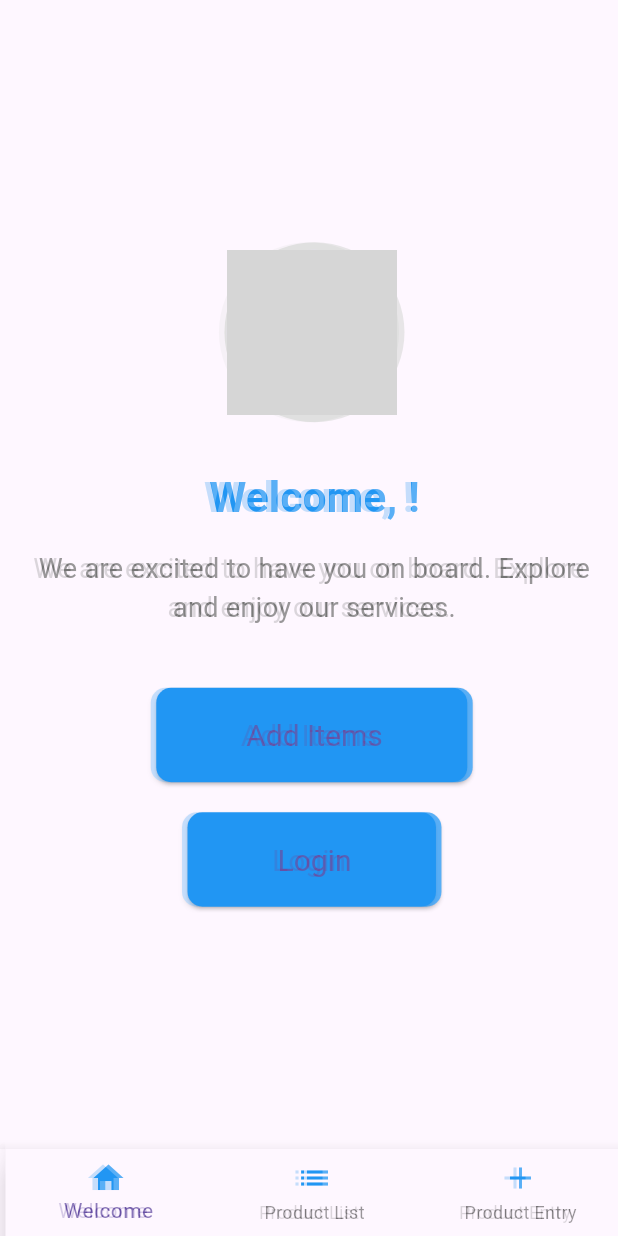
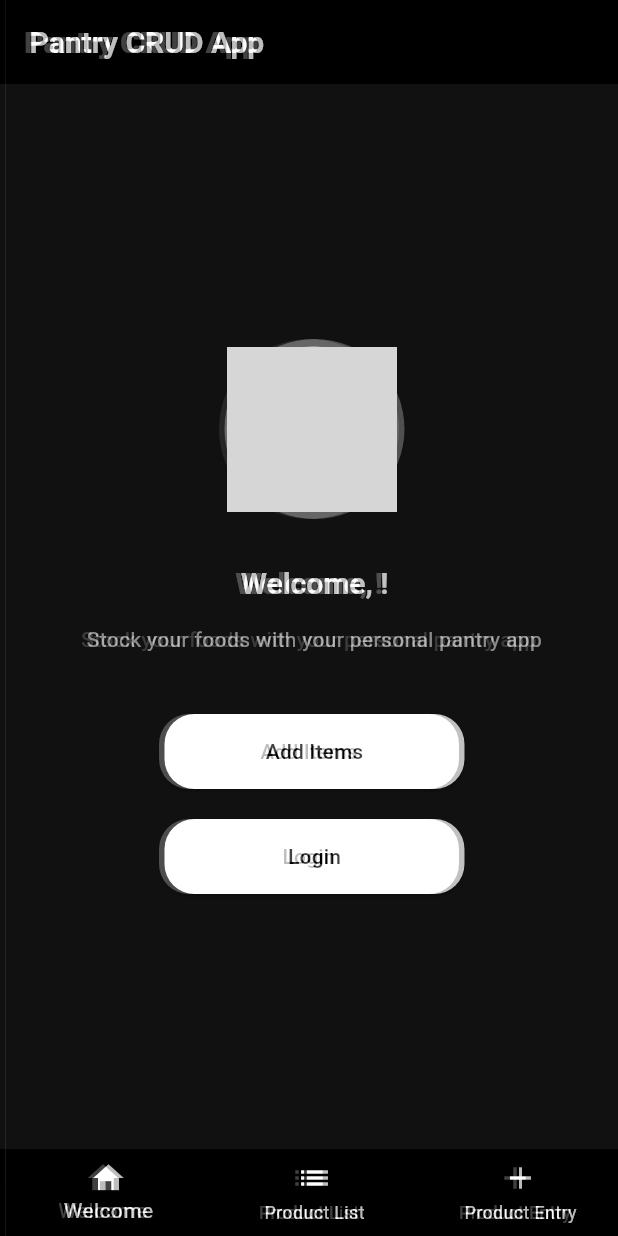
Before and after one commit to HikaruSSG/flutter-app, a Flutter app: the screen it shows after launch, on a phone screen of 412 x 824 dp. Run offline on Flutter 3.47's test engine with Material 3 defaults, Android fonts, the phone set to English and light mode, and no system bars; our stand-ins replace shared_preferences; grey boxes are pictures that could not be loaded.

Commit message:
style aplied

```diff
--- a/lib/main.dart
+++ b/lib/main.dart
@@ -11,9 +11,67 @@ class MyApp extends StatelessWidget {
     return MaterialApp(
       title: 'Flutter App',
       theme: ThemeData(
-        primarySwatch: Colors.blue,
+        primarySwatch: createMaterialColor(Colors.black),
+        scaffoldBackgroundColor:
+            Color(0xFF111111), // Even darker shade for background
+        // Define text theme for monochrome look
+        textTheme: TextTheme(
+          bodyLarge: TextStyle(color: Colors.white),
+          bodyMedium: TextStyle(color: Colors.white70),
+          titleLarge: TextStyle(
+              color: Colors.white, fontSize: 20, fontWeight: FontWeight.bold),
+        ),
+        // Input decoration theme for rounded borders
+        inputDecorationTheme: InputDecorationTheme(
+          border: OutlineInputBorder(
+            borderRadius: BorderRadius.circular(20),
+            borderSide: BorderSide(
+                color: Color(0xFF444444)), // Slightly lighter shade for border
+          ),
+          focusedBorder: OutlineInputBorder(
+            borderRadius: BorderRadius.circular(20),
+            borderSide: BorderSide(
+                color:
+                    Color(0xFF666666)), // Even lighter shade for focused border
+          ),
+          labelStyle: TextStyle(color: Colors.white70),
+          hintStyle: TextStyle(color: Colors.white54),
+        ),
+        // Button theme for centered, same-sized buttons
+        elevatedButtonTheme: ElevatedButtonThemeData(
+          style: ElevatedButton.styleFrom(
+            backgroundColor: Colors.white, // Changed to white
+            foregroundColor: Colors.black, // Changed to black
+            shape: RoundedRectangleBorder(
+              borderRadius: BorderRadius.circular(20),
+            ),
+            minimumSize: Size(200, 50), // Same size for all buttons
+            alignment: Alignment.center, // Center the button
+          ),
+        ),
       ),
       home: BottomNavigationMenu(),
     );
   }
+
+  // Helper function to create a MaterialColor from a single color
+  MaterialColor createMaterialColor(Color color) {
+    List strengths = <double>[.05];
+    Map<int, Color> swatch = {};
+    final int r = color.red, g = color.green, b = color.blue;
+
+    for (int i = 1; i < 10; i++) {
+      strengths.add(0.1 * i);
+    }
+    strengths.forEach((strength) {
+      final double ds = 0.5 - strength;
+      swatch[(strength * 1000).round()] = Color.fromRGBO(
+        r + ((ds < 0 ? r : (255 - r)) * ds).round(),
+        g + ((ds < 0 ? g : (255 - g)) * ds).round(),
+        b + ((ds < 0 ? b : (255 - b)) * ds).round(),
+        1,
+      );
+    });
+    return MaterialColor(color.value, swatch);
+  }
 }
--- a/lib/screens/login_screen.dart
+++ b/lib/screens/login_screen.dart
@@ -99,11 +99,6 @@ class _LoginScreenState extends State<LoginScreen> {
                 const SizedBox(height: 20),
                 ElevatedButton(
                   onPressed: _login,
-                  style: ElevatedButton.styleFrom(
-                    backgroundColor: Colors.blue,
-                    padding: const EdgeInsets.symmetric(
-                        horizontal: 50, vertical: 15),
-                  ),
                   child: const Text('Login'),
                 ),
                 TextButton(
--- a/lib/screens/welcome_screen.dart
+++ b/lib/screens/welcome_screen.dart
@@ -38,14 +38,12 @@ class _WelcomeScreenState extends State<WelcomeScreen> {
 
   @override
   Widget build(BuildContext context) {
-    return WillPopScope(
-      onWillPop: () async {
-        Navigator.of(context).pushReplacement(
-          MaterialPageRoute(builder: (context) => BottomNavigationMenu()),
-        );
-        return false;
-      },
-      child: Scaffold(
+    return Scaffold(
+      appBar: AppBar(
+        backgroundColor: Colors.black, // Set AppBar background to black
+        title: Text('Pantry CRUD App',
+            style: Theme.of(context).textTheme.titleLarge),
+      ),
       body: Padding(
         padding: const EdgeInsets.all(20.0),
         child: Center(
@@ -54,7 +52,7 @@ class _WelcomeScreenState extends State<WelcomeScreen> {
             children: [
               CircleAvatar(
                 radius: 60,
-                  backgroundColor: Colors.grey[300],
+                backgroundColor: Theme.of(context).primaryColorLight,
                 child: CircleAvatar(
                   radius: 55,
                   backgroundImage: AssetImage('assets/images/profile.png'),
@@ -63,19 +61,12 @@ class _WelcomeScreenState extends State<WelcomeScreen> {
               SizedBox(height: 30),
               Text(
                 'Welcome, $_username!',
-                  style: TextStyle(
-                    fontSize: 28,
-                    fontWeight: FontWeight.bold,
-                    color: Colors.blue,
-                  ),
+                style: Theme.of(context).textTheme.titleLarge,
               ),
               SizedBox(height: 15),
               Text(
-                  'We are excited to have you on board. Explore and enjoy our services.',
-                  style: TextStyle(
-                    fontSize: 18,
-                    color: Colors.grey[600],
-                  ),
+                'Stock your foods with your personal pantry app',
+                style: Theme.of(context).textTheme.bodyMedium,
                 textAlign: TextAlign.center,
               ),
               SizedBox(height: 40),
@@ -87,16 +78,6 @@ class _WelcomeScreenState extends State<WelcomeScreen> {
                         builder: (context) => ProductEntryScreen()),
                   );
                 },
-                  style: ElevatedButton.styleFrom(
-                    backgroundColor: Colors.blue,
-                    padding: EdgeInsets.symmetric(horizontal: 60, vertical: 20),
-                    textStyle: TextStyle(
-                      fontSize: 20,
-                    ),
-                    shape: RoundedRectangleBorder(
-                      borderRadius: BorderRadius.circular(10),
-                    ),
-                  ),
                 child: Text('Add Items'),
               ),
               SizedBox(height: 20),
@@ -107,23 +88,12 @@ class _WelcomeScreenState extends State<WelcomeScreen> {
                     MaterialPageRoute(builder: (context) => LoginScreen()),
                   );
                 },
-                  style: ElevatedButton.styleFrom(
-                    backgroundColor: Colors.blue,
-                    padding: EdgeInsets.symmetric(horizontal: 60, vertical: 20),
-                    textStyle: TextStyle(
-                      fontSize: 20,
-                    ),
-                    shape: RoundedRectangleBorder(
-                      borderRadius: BorderRadius.circular(10),
-                    ),
-                  ),
                 child: Text('Login'),
               ),
             ],
           ),
         ),
       ),
-      ),
     );
   }
 }
--- a/lib/widgets/bottom_navigation_menu.dart
+++ b/lib/widgets/bottom_navigation_menu.dart
@@ -22,6 +22,9 @@ class _BottomNavigationMenuState extends State<BottomNavigationMenu> {
     return Scaffold(
       body: _screens[_currentIndex],
       bottomNavigationBar: BottomNavigationBar(
+        backgroundColor: Colors.black, // Set background color to black
+        selectedItemColor: Colors.white, // Set selected icon color to white
+        unselectedItemColor: Colors.white, // Set unselected icon color to white
         currentIndex: _currentIndex,
         onTap: (index) {
           setState(() {
@@ -29,14 +32,11 @@ class _BottomNavigationMenuState extends State<BottomNavigationMenu> {
           });
         },
         items: [
+          BottomNavigationBarItem(icon: Icon(Icons.home), label: 'Welcome'),
           BottomNavigationBarItem(
-              icon: Icon(Icons.home, color: Colors.blue), label: 'Welcome'),
+              icon: Icon(Icons.list), label: 'Product List'),
           BottomNavigationBarItem(
-              icon: Icon(Icons.list, color: Colors.blue),
-              label: 'Product List'),
-          BottomNavigationBarItem(
-              icon: Icon(Icons.add, color: Colors.blue),
-              label: 'Product Entry'),
+              icon: Icon(Icons.add), label: 'Product Entry'),
         ],
       ),
     );
```
Also changed, not shown: lib/screens/log_screen.dart (+5 -2 lines), lib/screens/product_entry_screen.dart (+17 -9 lines), lib/screens/product_list_screen.dart (+12 -3 lines), lib/screens/signup_screen.dart (+1 -9 lines). Lines whose indentation alone changed are shown as unchanged.
